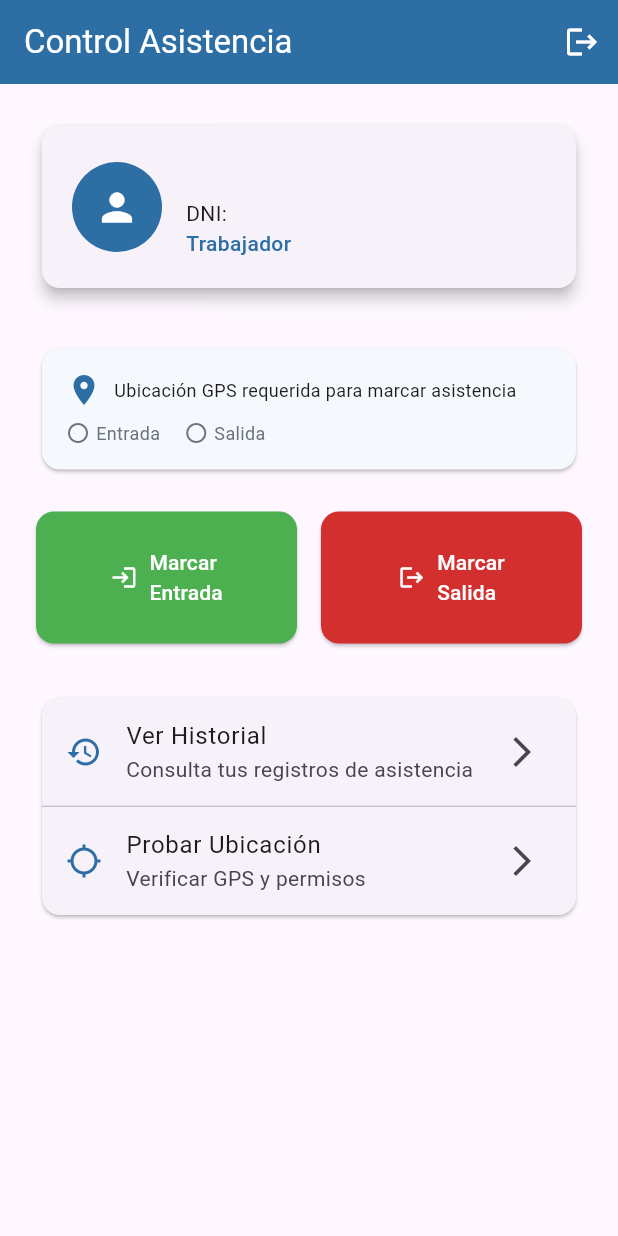
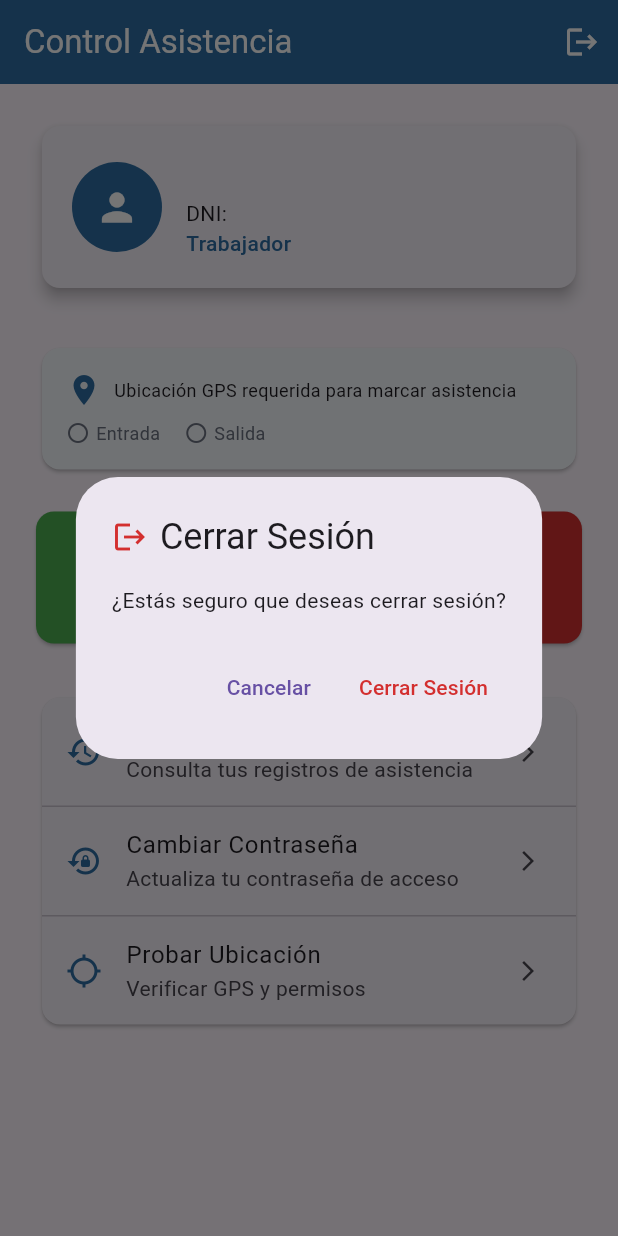
Before and after one commit to otherprogrammer/Sistema-de-asistencias-via-GPS, a Flutter app: the screen it shows once a user with an empty profile is signed in, after a tap on the "logout" icon, on a phone screen of 412 x 824 dp. Run offline on Flutter 3.47's test engine with Material 3 defaults, Android fonts, the phone set to English and light mode, and no system bars; our stand-ins replace cloud_firestore, firebase_auth, firebase_core, geolocator, shared_preferences; accounts and stored records are empty.

Commit message:
Correcciones PunchIn y cambio de contraseña añadido a pantalla de trabajador

```diff
--- a/lib/screens/worker/select_worksite_screen.dart
+++ b/lib/screens/worker/select_worksite_screen.dart
@@ -120,7 +120,7 @@ class _SelectWorksiteScreenState extends State<SelectWorksiteScreen> {
                             Container(
                               padding: const EdgeInsets.all(16),
                               decoration: BoxDecoration(
-                                color: AppColors.primary.withOpacity(0.1),
+                                color: AppColors.primary.withValues(alpha:0.1),
                                 borderRadius: BorderRadius.circular(8),
                                 border: Border.all(color: AppColors.primary),
                               ),
--- a/lib/screens/worker/worker_history_screen.dart
+++ b/lib/screens/worker/worker_history_screen.dart
@@ -390,9 +390,9 @@ class _WorkerHistoryScreenState extends State<WorkerHistoryScreen> {
     return Container(
       padding: const EdgeInsets.symmetric(horizontal: 8, vertical: 4),
       decoration: BoxDecoration(
-        color: color.withOpacity(0.1),
+        color: color.withValues(alpha: 0.1),
         borderRadius: BorderRadius.circular(12),
-        border: Border.all(color: color.withOpacity(0.3)),
+        border: Border.all(color: color.withValues(alpha: 0.3)),
       ),
       child: Text(
         status,
--- a/lib/screens/worker/worker_home_screen.dart
+++ b/lib/screens/worker/worker_home_screen.dart
@@ -6,6 +6,7 @@ import '../../services/location_service.dart';
 import '../../services/attendance_service.dart';
 import '../../constants/app_colors.dart';
 import 'worker_history_screen.dart';
+import 'change_password_screen.dart';
 
 class WorkerHomeScreen extends StatefulWidget {
   const WorkerHomeScreen({super.key});
@@ -68,7 +69,7 @@ class _WorkerHomeScreenState extends State<WorkerHomeScreen> {
           IconButton(
             icon: const Icon(Icons.logout),
             onPressed: () {
-              context.read<AuthService>().signOut();
+              _showLogoutConfirmation(context);
             },
           ),
         ],
@@ -227,11 +228,28 @@ class _WorkerHomeScreenState extends State<WorkerHomeScreen> {
                         ),
                         title: const Text('Ver Historial'),
                         subtitle: const Text('Consulta tus registros de asistencia'),
-                        trailing: const Icon(Icons.arrow_forward_ios),
+                        trailing: const Icon(Icons.arrow_forward_ios, size: 16),
                         onTap: () {
                           Navigator.of(context).push(
                             MaterialPageRoute(
                               builder: (context) => const WorkerHistoryScreen(),
+                            ),
+                          );
+                        },
+                      ),
+                      const Divider(height: 1),
+                      ListTile(
+                        leading: const Icon(
+                          Icons.lock_reset,
+                          color: AppColors.primary,
+                        ),
+                        title: const Text('Cambiar Contraseña'),
+                        subtitle: const Text('Actualiza tu contraseña de acceso'),
+                        trailing: const Icon(Icons.arrow_forward_ios, size: 16),
+                        onTap: () {
+                          Navigator.of(context).push(
+                            MaterialPageRoute(
+                              builder: (context) => const ChangePasswordScreen(isFirstTime: false),
                             ),
                           );
                         },
@@ -244,7 +262,7 @@ class _WorkerHomeScreenState extends State<WorkerHomeScreen> {
                         ),
                         title: const Text('Probar Ubicación'),
                         subtitle: const Text('Verificar GPS y permisos'),
-                        trailing: const Icon(Icons.arrow_forward_ios),
+                        trailing: const Icon(Icons.arrow_forward_ios, size: 16),
                         onTap: () => _testLocation(context),
                       ),
                     ],
@@ -298,6 +316,39 @@ class _WorkerHomeScreenState extends State<WorkerHomeScreen> {
           ),
         ),
       ],
+    );
+  }
+
+  /// Mostrar confirmación de cierre de sesión
+  void _showLogoutConfirmation(BuildContext context) {
+    showDialog(
+      context: context,
+      builder: (context) => AlertDialog(
+        title: const Row(
+          children: [
+            Icon(Icons.logout, color: AppColors.error),
+            SizedBox(width: 8),
+            Text('Cerrar Sesión'),
+          ],
+        ),
+        content: const Text('¿Estás seguro que deseas cerrar sesión?'),
+        actions: [
+          TextButton(
+            onPressed: () => Navigator.of(context).pop(),
+            child: const Text('Cancelar'),
+          ),
+          TextButton(
+            onPressed: () {
+              Navigator.of(context).pop();
+              context.read<AuthService>().signOut();
+            },
+            style: TextButton.styleFrom(
+              foregroundColor: AppColors.error,
+            ),
+            child: const Text('Cerrar Sesión'),
+          ),
+        ],
+      ),
     );
   }
 
@@ -413,7 +464,7 @@ class _WorkerHomeScreenState extends State<WorkerHomeScreen> {
           children: [
             const Icon(Icons.warning, color: AppColors.warning),
             const SizedBox(width: 8),
-            Text(title),
+            Expanded(child: Text(title)),
           ],
         ),
         content: Text(message),
```
Also changed, not shown: lib/services/attendance_service.dart (+172 -41 lines), lib/services/firebase_service.dart (deleted).
